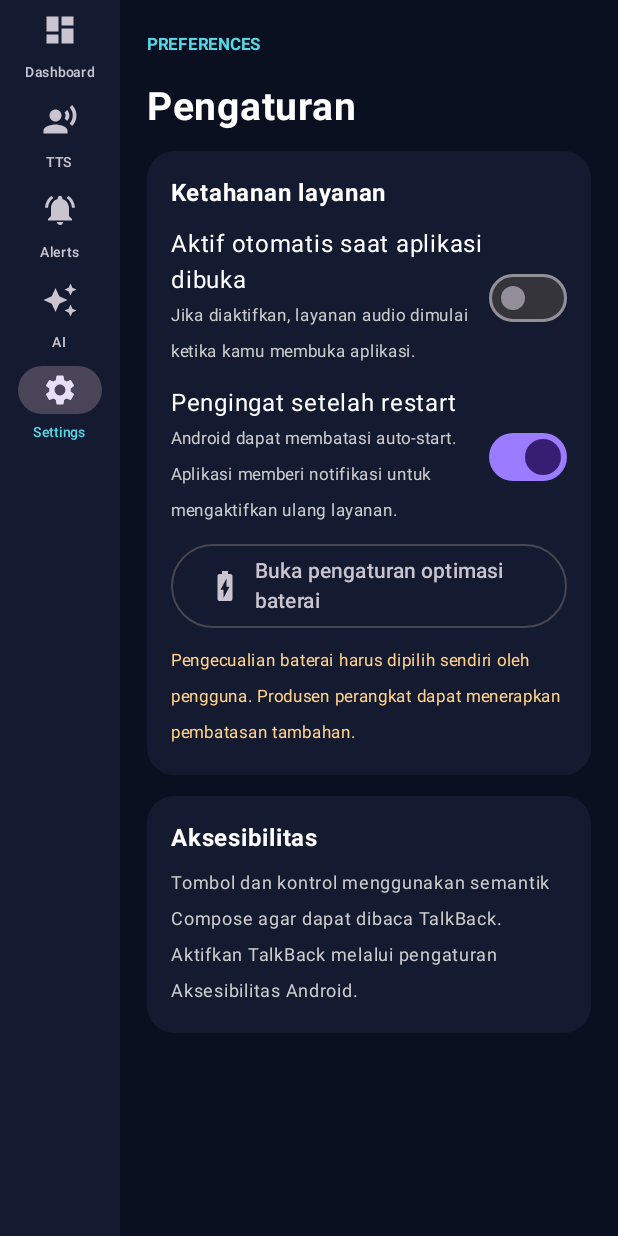
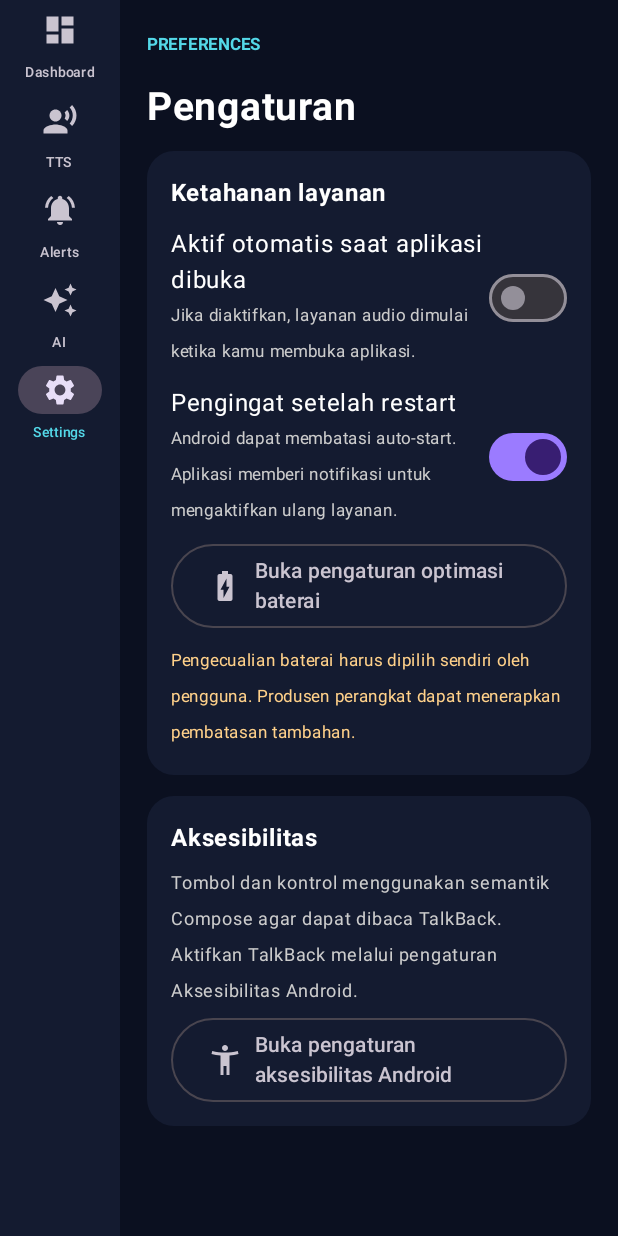
Before and after one commit to adebojel/LiveCreatorStudio, an Android app built with Jetpack Compose: the screen it shows after launch (MainActivity), tab 5 chosen, on a phone screen of 412 x 824 dp. Run offline under Robolectric (Android 15) with nearby library versions, the phone set to English and light mode, and no system bars.

Commit message:
feat: add accessibility settings shortcut and responsive auto-start

```diff
--- a/app/src/main/java/id/livecreator/studio/MainActivity.kt
+++ b/app/src/main/java/id/livecreator/studio/MainActivity.kt
@@ -53,6 +53,7 @@ class MainActivity : ComponentActivity() {
                 onStartBackground = { startBackgroundAudio() },
                 onStopBackground = { stopBackgroundAudio() },
                 onOpenBatterySettings = { openBatterySettings() },
+                onOpenAccessibilitySettings = { openAccessibilitySettings() },
                 onEnterPip = { enterCompactMode() },
                 onSpeakInBackground = { speakInBackground(it) },
                 inPipMode = pipMode
@@ -83,6 +84,10 @@ class MainActivity : ComponentActivity() {
         runCatching { startActivity(intent) }
     }
 
+    private fun openAccessibilitySettings() {
+        runCatching { startActivity(Intent(Settings.ACTION_ACCESSIBILITY_SETTINGS)) }
+    }
+
     private fun enterCompactMode() {
         if (Build.VERSION.SDK_INT >= Build.VERSION_CODES.O) {
             val params = PictureInPictureParams.Builder()
@@ -104,6 +109,7 @@ fun LiveCreatorApp(
     onStartBackground: () -> Unit,
     onStopBackground: () -> Unit,
     onOpenBatterySettings: () -> Unit,
+    onOpenAccessibilitySettings: () -> Unit,
     onEnterPip: () -> Unit,
     onSpeakInBackground: (String) -> Unit,
     inPipMode: Boolean
@@ -119,8 +125,8 @@ fun LiveCreatorApp(
         mutableStateOf(context.getSharedPreferences("livecreator_prefs", Activity.MODE_PRIVATE)
             .getBoolean("resume_reminder_enabled", true))
     }
-    LaunchedEffect(Unit) {
-        if (autoStartOnLaunch) {
+    LaunchedEffect(autoStartOnLaunch) {
+        if (autoStartOnLaunch && !backgroundEnabled) {
             onStartBackground()
             backgroundEnabled = true
         }
@@ -168,7 +174,8 @@ fun LiveCreatorApp(
                         context.getSharedPreferences("livecreator_prefs", Activity.MODE_PRIVATE)
                             .edit().putBoolean("resume_reminder_enabled", it).apply()
                     },
-                    onOpenBatterySettings = onOpenBatterySettings
+                    onOpenBatterySettings = onOpenBatterySettings,
+                    onOpenAccessibilitySettings = onOpenAccessibilitySettings
                 )
                 else -> DashboardScreen(
                     modifier = Modifier.fillMaxSize(),
@@ -337,7 +344,8 @@ private fun SettingsScreen(
     onAutoStartChange: (Boolean) -> Unit,
     resumeReminder: Boolean,
     onResumeReminderChange: (Boolean) -> Unit,
-    onOpenBatterySettings: () -> Unit
+    onOpenBatterySettings: () -> Unit,
+    onOpenAccessibilitySettings: () -> Unit
 ) {
     Column(Modifier.fillMaxSize().padding(18.dp), verticalArrangement = Arrangement.spacedBy(14.dp)) {
         Text("PREFERENCES", color = Cyan, fontSize = 11.sp, fontWeight = FontWeight.Bold)
@@ -374,6 +382,11 @@ private fun SettingsScreen(
                 Text("Aksesibilitas", color = Color.White, fontWeight = FontWeight.Bold)
                 Text("Tombol dan kontrol menggunakan semantik Compose agar dapat dibaca TalkBack. Aktifkan TalkBack melalui pengaturan Aksesibilitas Android.",
                     color = Color.LightGray, fontSize = 12.sp)
+                OutlinedButton(onClick = onOpenAccessibilitySettings, modifier = Modifier.fillMaxWidth()) {
+                    Icon(Icons.Default.AccessibilityNew, contentDescription = null)
+                    Spacer(Modifier.width(8.dp))
+                    Text("Buka pengaturan aksesibilitas Android")
+                }
             }
         }
     }
```
